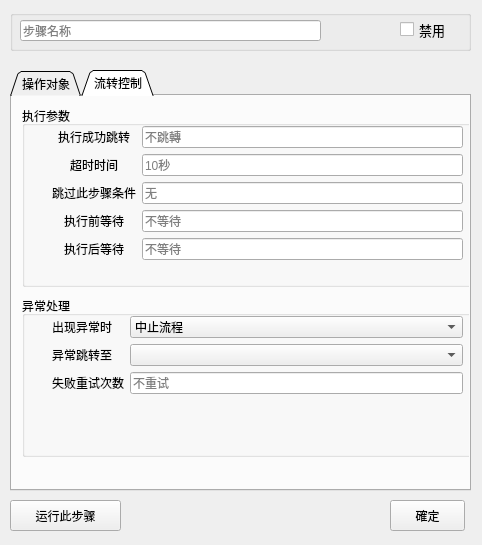
Before: the Qt Designer form src/seebot/seebot/ide/step_editor.ui in itishsy/seebot, drawn with Qt 5.
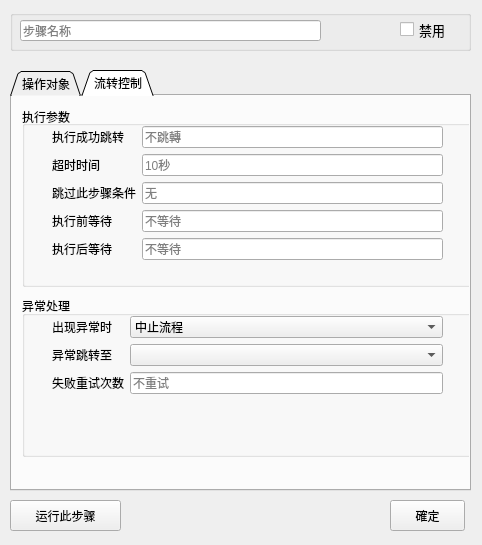
After: the same form once the commit is applied. The open tabs and pages were chosen to show the change.

Patch:
```diff
--- a/src/seebot/seebot/ide/step_editor.ui
+++ b/src/seebot/seebot/ide/step_editor.ui
@@ -136,18 +136,24 @@
      <property name="title">
       <string>执行参数</string>
      </property>
+     <property name="alignment">
+      <set>Qt::AlignLeading|Qt::AlignLeft|Qt::AlignVCenter</set>
+     </property>
      <widget class="QWidget" name="formLayoutWidget">
       <property name="geometry">
        <rect>
         <x>30</x>
         <y>20</y>
-        <width>411</width>
+        <width>391</width>
         <height>152</height>
        </rect>
       </property>
       <layout class="QFormLayout" name="formLayout">
        <property name="labelAlignment">
-        <set>Qt::AlignCenter</set>
+        <set>Qt::AlignLeading|Qt::AlignLeft|Qt::AlignVCenter</set>
+       </property>
+       <property name="formAlignment">
+        <set>Qt::AlignHCenter|Qt::AlignTop</set>
        </property>
        <item row="0" column="0">
         <widget class="QLabel" name="Label">
@@ -242,7 +248,7 @@
        <rect>
         <x>30</x>
         <y>20</y>
-        <width>411</width>
+        <width>391</width>
         <height>121</height>
        </rect>
       </property>
```
